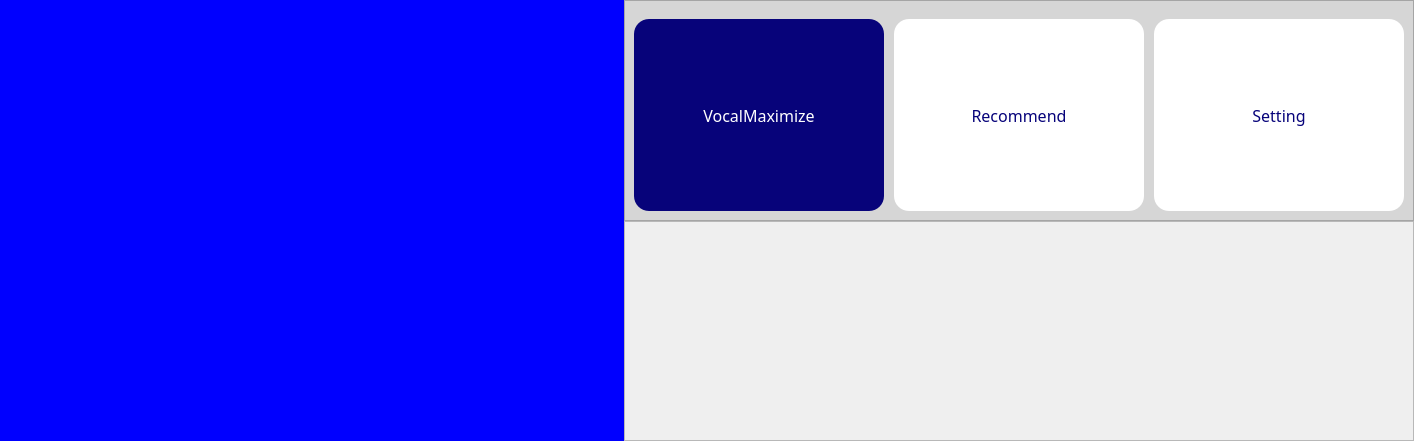
Above: UI/uiFiles/Main.ui from Hperigee/vocalMaximum before the change. Below: the same form after it.
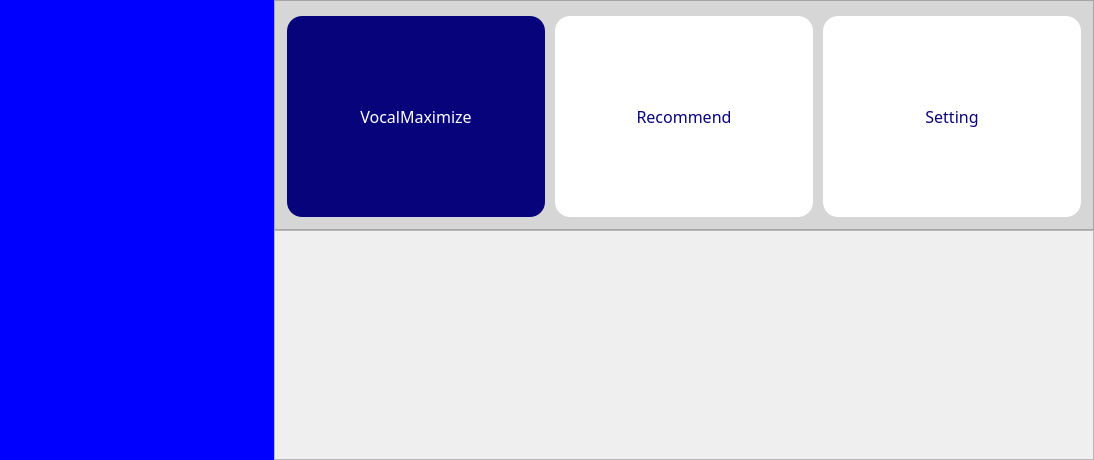
That is the form after the change.

Commit message: songInfo ui finished

Diff of the .ui file:
```diff
--- a/UI/uiFiles/Main.ui
+++ b/UI/uiFiles/Main.ui
@@ -6,8 +6,8 @@
    <rect>
     <x>0</x>
     <y>0</y>
-    <width>1414</width>
-    <height>441</height>
+    <width>1094</width>
+    <height>460</height>
    </rect>
   </property>
   <property name="windowTitle">
@@ -44,25 +44,44 @@
       <item>
        <widget class="QWidget" name="sideTab" native="true">
         <property name="sizePolicy">
-         <sizepolicy hsizetype="Preferred" vsizetype="Expanding">
-          <horstretch>0</horstretch>
+         <sizepolicy hsizetype="MinimumExpanding" vsizetype="Expanding">
+          <horstretch>1</horstretch>
           <verstretch>0</verstretch>
          </sizepolicy>
         </property>
         <property name="minimumSize">
          <size>
-          <width>500</width>
+          <width>0</width>
           <height>0</height>
          </size>
         </property>
         <property name="styleSheet">
          <string notr="true">background-color:#0000ff;</string>
         </property>
-        <layout class="QVBoxLayout" name="verticalLayout"/>
+        <layout class="QVBoxLayout" name="verticalLayout">
+         <property name="leftMargin">
+          <number>0</number>
+         </property>
+         <property name="topMargin">
+          <number>0</number>
+         </property>
+         <property name="rightMargin">
+          <number>0</number>
+         </property>
+         <property name="bottomMargin">
+          <number>0</number>
+         </property>
+        </layout>
        </widget>
       </item>
       <item>
        <widget class="QWidget" name="mainWidget" native="true">
+        <property name="sizePolicy">
+         <sizepolicy hsizetype="Expanding" vsizetype="Preferred">
+          <horstretch>3</horstretch>
+          <verstretch>0</verstretch>
+         </sizepolicy>
+        </property>
         <layout class="QVBoxLayout" name="verticalLayout_3">
          <property name="spacing">
           <number>0</number>
@@ -91,10 +110,20 @@
             <enum>QFrame::Raised</enum>
            </property>
            <layout class="QHBoxLayout" name="horizontalLayout_4">
+            <property name="leftMargin">
+             <number>3</number>
+            </property>
             <property name="topMargin">
-             <number>18</number>
+             <number>6</number>
+            </property>
+            <property name="rightMargin">
+             <number>3</number>
+            </property>
+            <property name="bottomMargin">
+             <number>3</number>
             </property>
             <item>
+             <widget class="QWidget" name="buttonWidget" native="true">
              <layout class="QHBoxLayout" name="buttonLayout">
               <property name="spacing">
                <number>10</number>
@@ -131,7 +160,11 @@
                         }
 
                     QPushButton:pressed {
-                        background-color: rgb(97, 108, 255)
+                        background-color: rgb(97, 108, 255);
+                        }
+
+					QPushButton:disabled {
+                        background-color: rgb(167, 167, 167);
                         }</string>
                 </property>
                 <property name="text">
@@ -172,7 +205,9 @@
 
                     QPushButton:pressed {
                         background-color: #999999;
-
+                        }
+					QPushButton:disabled {
+                        color: rgb(167, 167, 167);
                         }</string>
                 </property>
                 <property name="text">
@@ -213,6 +248,9 @@
 
                     QPushButton:pressed {
                         background-color: #999999;
+                        }
+					QPushButton:disabled {
+                        color: rgb(167, 167, 167);
                         }</string>
                 </property>
                 <property name="text">
@@ -221,6 +259,7 @@
                </widget>
               </item>
              </layout>
+             </widget>
             </item>
            </layout>
           </widget>
@@ -228,7 +267,7 @@
          <item>
           <widget class="QFrame" name="widgetChange">
            <property name="sizePolicy">
-            <sizepolicy hsizetype="Preferred" vsizetype="Preferred">
+            <sizepolicy hsizetype="Expanding" vsizetype="Preferred">
              <horstretch>0</horstretch>
              <verstretch>0</verstretch>
             </sizepolicy>
```
Lines whose indentation alone changed are shown as unchanged. The commit also changes 5 other files.
